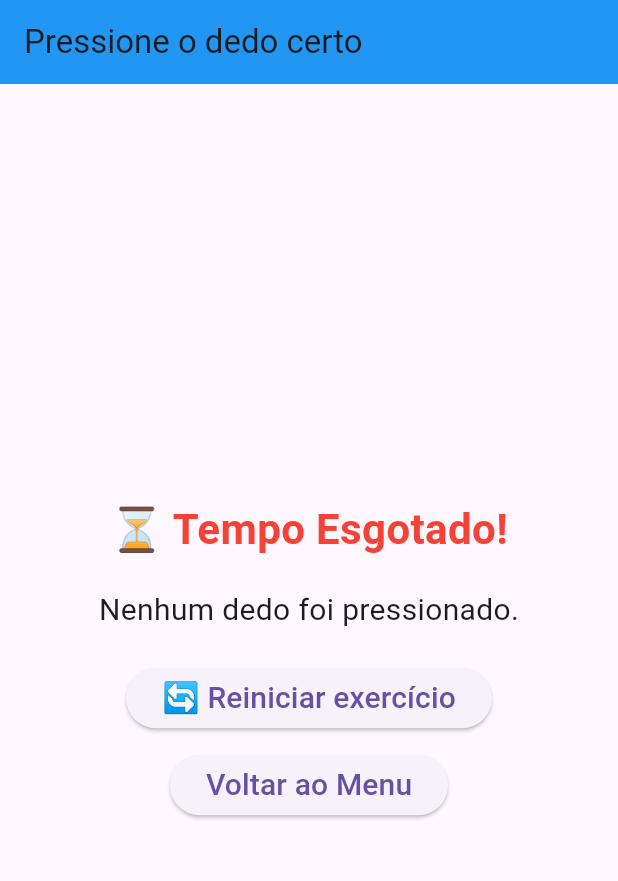
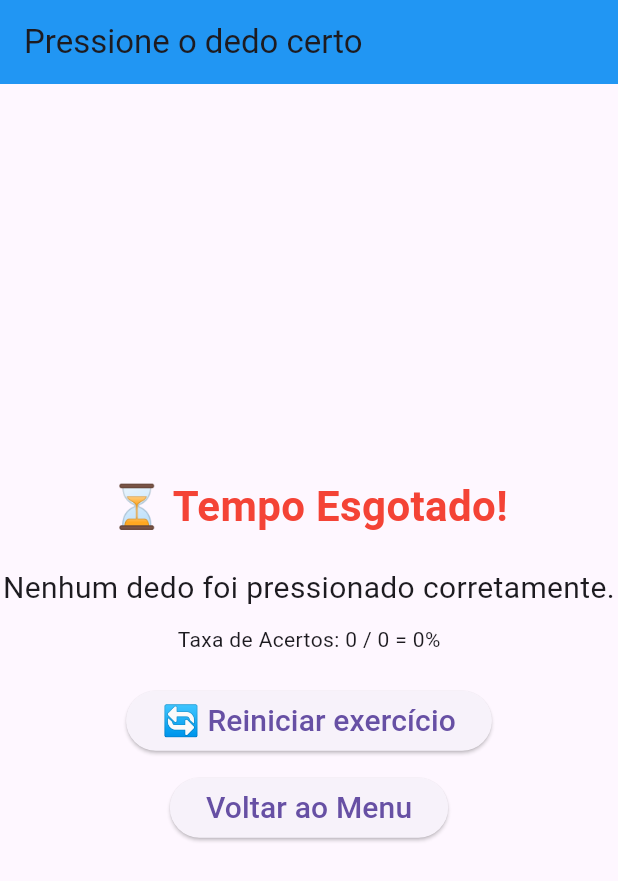
Before and after one commit to nandapoli/projeto-pfc-app, a Flutter app: the FingerGameScreen screen opened directly with empty values, after a tap on "🔄 Reiniciar exercício", on a phone screen of 412 x 824 dp. Shown: the top 881 px of the screen. Run offline on Flutter 3.47's test engine with Material 3 defaults, Android fonts, the phone set to English and light mode, and no system bars; our stand-ins replace shared_preferences; accounts and stored records are empty; network calls fail.

Commit message:
v0.8.8
Adicionado cálculo e salvamento de taxa de acerto e adicionado botão para encerrar exercício antes do tempo acabar.

```diff
--- a/lib/main.dart
+++ b/lib/main.dart
@@ -1,4 +1,4 @@
-// Versão 0.8.5.1: Nesta versão o aplicativo identifica dedos pressionados errados e sinaliza na tela.
+// Versão 0.8.8: Nesta versão o aplicativo salva o histórico de resultados em um novo menu, e foi adicionado um botão para encerrar o exercício
 import 'package:flutter/material.dart'; // Importa a biblioteca principal do Flutter para interface gráfica
 import 'screens/menu_screen.dart'; // Importa a tela do menu principal
 
--- a/lib/screens/game_screen.dart
+++ b/lib/screens/game_screen.dart
@@ -21,6 +21,7 @@ class _FingerGameScreenState extends State<FingerGameScreen> {
 
   late String targetFinger; // Dedo que deve ser pressionado
   late int timeLeft; // Tempo restante do exercício
+  int correctCount = 0, totaltries = 0; // Contador de erros cometidos
   bool success = false, wrong = false, gameOver = false; // Variáveis de controle
   Timer? gameTimer, checkTimer; // Timers do jogo
   DateTime? startTime; // Momento em que o dedo foi mostrado
@@ -43,6 +44,8 @@ class _FingerGameScreenState extends State<FingerGameScreen> {
 
   void startGame() {
     gameOver = false;
+    correctCount = 0; // Reinicia o contador de erros
+    totaltries = 0;
     timeLeft = widget.gameTimer; // Reinicia o tempo restante
     reactionTimes.clear();
     pickRandomFinger();
@@ -83,23 +86,26 @@ class _FingerGameScreenState extends State<FingerGameScreen> {
           if (fingerStates[targetFinger] == 1) {
             int reactionTime = DateTime.now().difference(startTime!).inMilliseconds; // Calcula o tempo de reação em milissegundos
             reactionTimes.add(reactionTime); // Adiciona à lista de tempos
-            setState(() {
-              success = true;
-          });
-          // Gera um delay aleatório entre 100 ms e 3000 ms (3s)
-          int randomDelay = 100 + _random.nextInt(2900);
-          Future.delayed(Duration(milliseconds: randomDelay), pickRandomFinger);
+            setState(() => success = true);
+            totaltries++;
+            correctCount++;
+            // Gera um delay aleatório entre 100 ms e 3000 ms (3s)
+            int randomDelay = 100 + _random.nextInt(2900);
+            Future.delayed(Duration(milliseconds: randomDelay), pickRandomFinger);
         } else{
           // Verifica se algum dedo errado foi pressionado
           for (String finger in fingers) {
             if (finger != targetFinger && fingerStates[finger] == 1) {
               setState(() {
-                wrong = true; // Marca como erro
                 success = false;
+                wrong = true;
               });
-              // Apaga a mensagem de erro depois de 1 segundo
-              Future.delayed(const Duration(seconds: 1), () {
-                if (mounted) setState(() => wrong = false);
+              // Apaga a mensagem de erro depois de 0,8 segundo
+              Future.delayed(const Duration(milliseconds: 800), () {
+                if (mounted){
+                  setState(() => wrong = false);
+                  totaltries++;
+                }
               });
               break;
             }
@@ -112,15 +118,19 @@ class _FingerGameScreenState extends State<FingerGameScreen> {
     }
   }
 
-  void endGame() {
-    gameTimer?.cancel();
+  Future<void> endGame() async {
+    gameTimer?.cancel(); // Para os timers
     checkTimer?.cancel();
-    setState(() => gameOver = true);
 
-    if (reactionTimes.isNotEmpty) {
-      double avgTime = (reactionTimes.reduce((a, b) => a + b) / reactionTimes.length);
-      StorageService.saveReactionTime(avgTime);
-    }
+    double avgReaction = reactionTimes.isNotEmpty
+        ? reactionTimes.reduce((a, b) => a + b) / reactionTimes.length
+        : 0.0; // Calcula média
+
+    double accuracy = totaltries > 0 ? (correctCount / totaltries) * 100 : 0; // Calcula taxa de acerto
+
+    await StorageService.saveMatch(avgReaction, accuracy); // Salva os dados da partida
+
+    setState(() => gameOver = true); // Atualiza UI para mostrar o fim do jogo
   }
 
 @override
@@ -134,9 +144,11 @@ class _FingerGameScreenState extends State<FingerGameScreen> {
                 children: [
                   const Text("⏳ Tempo Esgotado!", style: TextStyle(fontSize: 28, fontWeight: FontWeight.bold, color: Colors.red)),
                   const SizedBox(height: 20),
-                  reactionTimes.isEmpty
-                      ?Text("Nenhum dedo foi pressionado.", style: const TextStyle(fontSize: 20))
+                  totaltries == 0
+                      ?Text("Nenhum dedo foi pressionado corretamente.", style: const TextStyle(fontSize: 20), textAlign: TextAlign.center)
                       :Text("Média: ${(reactionTimes.reduce((a, b) => a + b) / reactionTimes.length).toStringAsFixed(2)} ms", style: const TextStyle(fontSize: 20)),
+                      const SizedBox(height: 10),
+                      Text("Taxa de Acertos: $correctCount / $totaltries = ${totaltries == 0 ? 0 : ((correctCount / totaltries) * 100).toStringAsFixed(1)}%"),
                   const SizedBox(height: 20),
                   ElevatedButton(onPressed: startGame, child: const Text("🔄 Reiniciar exercício", style: TextStyle(fontSize: 20))),
                   const SizedBox(height: 10),
@@ -151,6 +163,9 @@ class _FingerGameScreenState extends State<FingerGameScreen> {
                   Text("Pressione: $targetFinger", style: const TextStyle(fontSize: 24, fontWeight: FontWeight.bold)),
                   if (wrong) const Text("❌ Errou!", style: TextStyle(fontSize: 28, color: Colors.red, fontWeight: FontWeight.bold))
                   else if (success && !wrong) const Text("✅ Acertou!", style: TextStyle(fontSize: 30, color: Colors.green, fontWeight: FontWeight.bold)),
+                  const SizedBox(height: 40),
+                  ElevatedButton(onPressed: endGame, style: ElevatedButton.styleFrom(backgroundColor: Colors.red),
+                    child: const Text("Encerrar exercício", style: TextStyle(fontSize: 20, color: Colors.white))),
                 ],
               ),
       ),
```
Also changed, not shown: lib/screens/history_screen.dart (added, +84 -0 lines), lib/screens/menu_screen.dart (+14 -42 lines), lib/services/storage_service.dart (+34 -10 lines).
